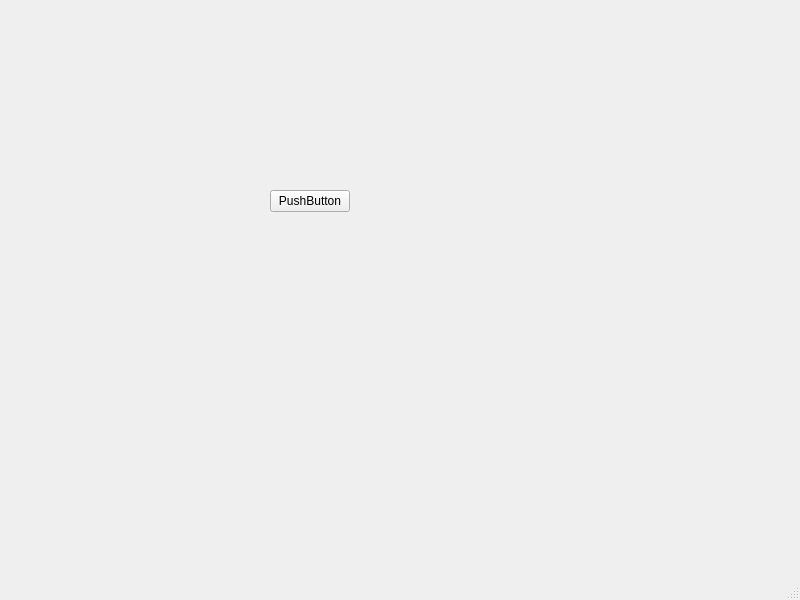
Qt form src/mainwindow.ui (JosefKuchar/icp-project) before a commit.
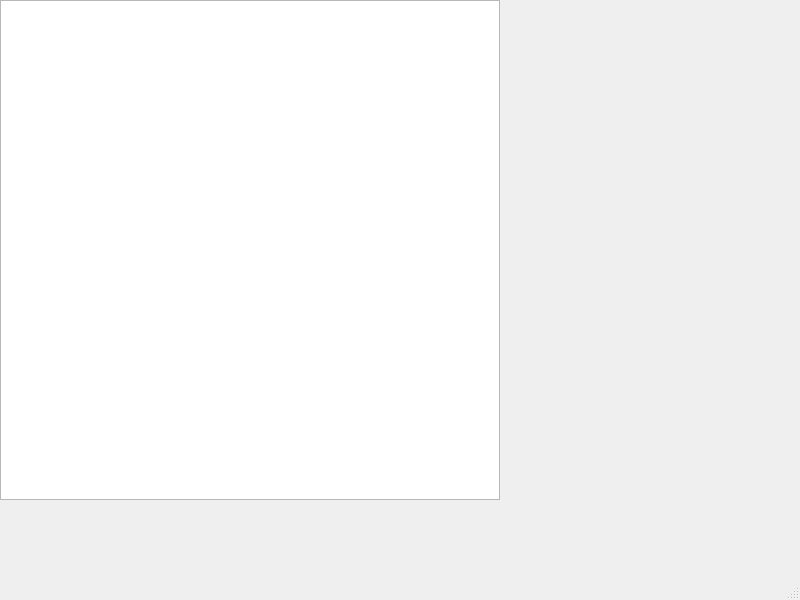
The same form after that commit.

What changed in the file:
```diff
--- a/src/mainwindow.ui
+++ b/src/mainwindow.ui
@@ -28,6 +28,16 @@
     </property>
    </widget>
   </widget>
+  <widget class="QWidget" name="centralwidget">
+   <widget class="QGraphicsView" name="graphicsView">
+    <property name="geometry">
+     <rect>
+      <width>500</width>
+      <height>500</height>
+     </rect>
+    </property>
+   </widget>
+  </widget>
   <widget class="QMenuBar" name="menubar">
    <property name="geometry">
     <rect>
```
